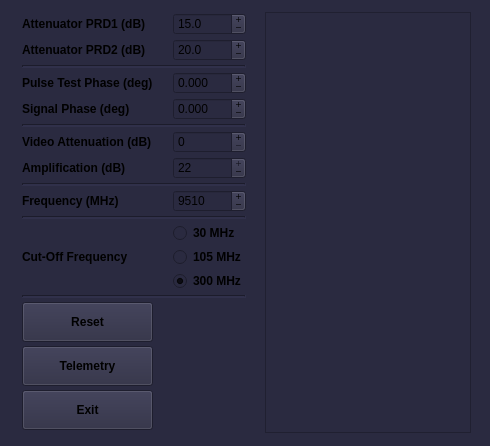
Qt form atomize/control_center/gui/mw_main_window.ui (Anatoly1010/Atomize_NIOCH) before a commit.
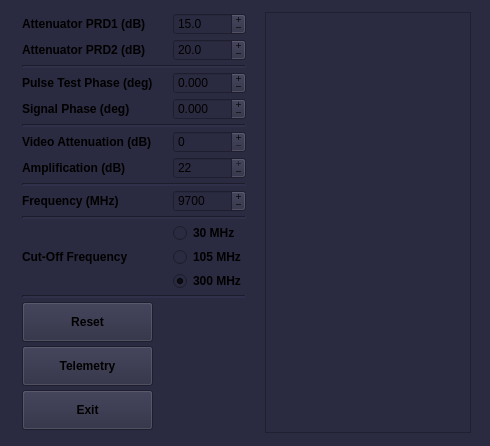
The same form after that commit.

```diff
--- a/atomize/control_center/gui/mw_main_window.ui
+++ b/atomize/control_center/gui/mw_main_window.ui
@@ -530,7 +530,7 @@
          <number>12000</number>
         </property>
         <property name="value">
-         <number>9510</number>
+         <number>9700</number>
         </property>
        </widget>
       </item>
```
